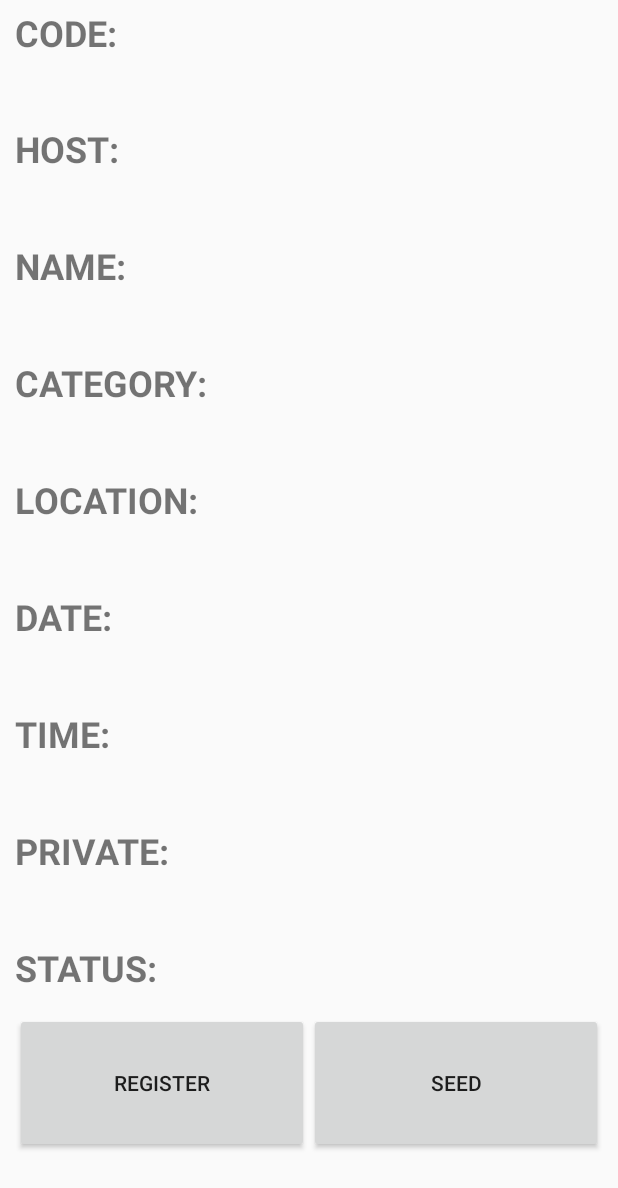
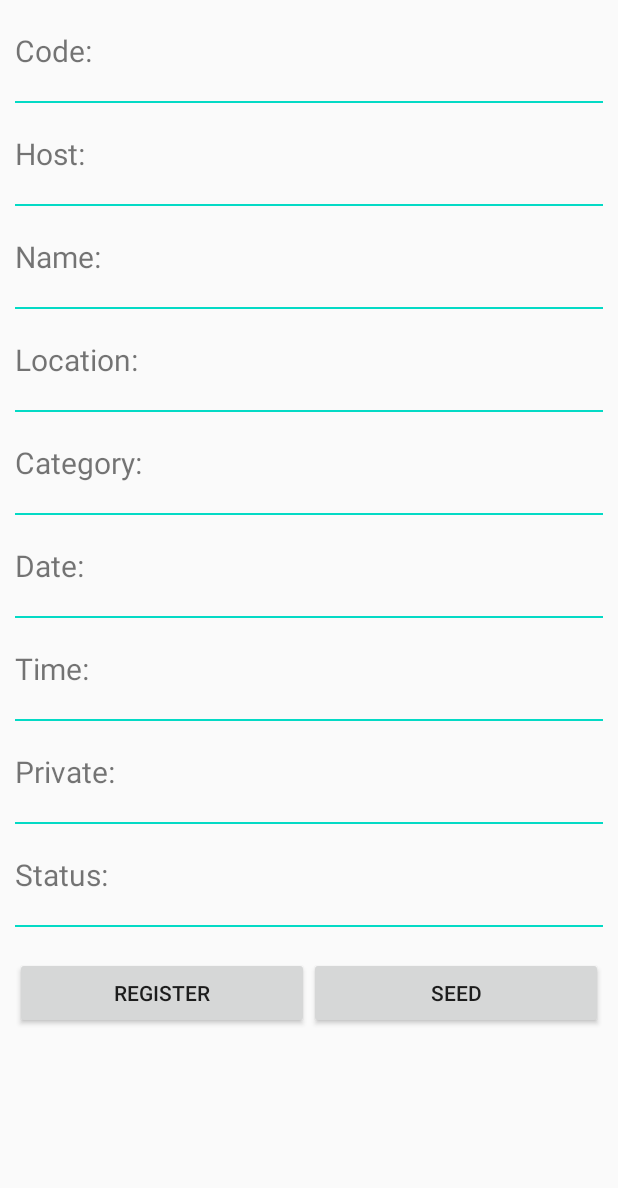
Before and after one commit to slowpokesheep/tournamentmanager, an Android app: the layout fragment_tournament_info.xml on its own in the app's theme, with its tools: preview values and no code run, on a phone screen of 412 x 824 dp. Shown: the top 1188 px of the screen. Run offline under Robolectric (Android 15) with nearby library versions, the phone set to English and light mode, and no system bars.

Commit message:
tournament info xml look fix

```diff
--- a/app/src/main/res/layout/fragment_tournament_info.xml
+++ b/app/src/main/res/layout/fragment_tournament_info.xml
@@ -1,118 +1,263 @@
 <?xml version="1.0" encoding="utf-8"?>
-<LinearLayout xmlns:android="http://schemas.android.com/apk/res/android"
-    xmlns:tools="http://schemas.android.com/tools"
+<ScrollView xmlns:android="http://schemas.android.com/apk/res/android"
     android:layout_width="match_parent"
     android:layout_height="match_parent"
-    android:orientation="horizontal"
-    android:paddingStart="10dp"
-    android:paddingTop="5dp"
-    android:paddingEnd="10dp"
-    android:paddingBottom="55dp">
+    android:fillViewport="true"
+    android:layout_weight="1">
+
+    <TableLayout
+        android:layout_width="match_parent"
+        android:layout_height="match_parent"
+        android:stretchColumns="1">
 
     <LinearLayout
-        android:layout_width="match_parent"
-        android:layout_height="match_parent"
-        android:layout_weight="1"
-        android:orientation="vertical">
+        android:layout_width="fill_parent"
+        android:layout_height="wrap_content"
+        android:layout_marginHorizontal="10dp"
+        android:layout_marginVertical="20dp">
 
         <TextView
-            android:id="@+id/textView6"
+            android:layout_width="wrap_content"
+            android:layout_height="match_parent"
+            android:text="@string/tournament_register_code"
+            android:textSize="20sp" />
+
+        <TextView
+            android:id="@+id/code_label"
             android:layout_width="match_parent"
             android:layout_height="wrap_content"
-            android:layout_weight="1"
-            android:text="@string/tournament_register_code"
-            android:textAlignment="textStart"
-            android:textAllCaps="true"
-            android:textSize="24sp"
-            android:textStyle="bold" />
+            android:gravity="right"
+            android:textSize="20sp"
+            android:textStyle="bold"/>
+    </LinearLayout>
+
+    <View
+        android:layout_width="fill_parent"
+        android:layout_height="1dp"
+        android:background="@color/tab_indicator_text"
+        android:layout_marginHorizontal="10dp"/>
+
+    <LinearLayout
+        android:layout_width="fill_parent"
+        android:layout_height="wrap_content"
+        android:layout_marginHorizontal="10dp"
+        android:layout_marginVertical="20dp">
 
         <TextView
-            android:id="@+id/textView5"
+            android:layout_width="wrap_content"
+            android:layout_height="match_parent"
+            android:text="@string/tournament_register_host"
+            android:textSize="20sp" />
+
+        <TextView
+            android:id="@+id/host_label"
             android:layout_width="match_parent"
             android:layout_height="wrap_content"
-            android:layout_weight="1"
-            android:text="@string/tournament_register_host"
-            android:textAlignment="textStart"
-            android:textAllCaps="true"
-            android:textSize="24sp"
-            android:textStyle="bold" />
+            android:gravity="right"
+            android:textSize="20sp"
+            android:textStyle="bold"/>
+    </LinearLayout>
+
+    <View
+        android:layout_width="fill_parent"
+        android:layout_height="1dp"
+        android:background="@color/tab_indicator_text"
+        android:layout_marginHorizontal="10dp"/>
+
+    <LinearLayout
+        android:layout_width="fill_parent"
+        android:layout_height="wrap_content"
+        android:layout_marginHorizontal="10dp"
+        android:layout_marginVertical="20dp">
 
         <TextView
-            android:id="@+id/textView9"
+            android:layout_width="wrap_content"
+            android:layout_height="match_parent"
+            android:text="@string/tournament_register_name"
+            android:textSize="20sp" />
+
+        <TextView
+            android:id="@+id/name_label"
             android:layout_width="match_parent"
             android:layout_height="wrap_content"
-            android:layout_weight="1"
-            android:text="@string/tournament_register_name"
-            android:textAlignment="textStart"
-            android:textAllCaps="true"
-            android:textSize="24sp"
-            android:textStyle="bold" />
+            android:gravity="right"
+            android:textSize="20sp"
+            android:textStyle="bold"/>
+    </LinearLayout>
+
+    <View
+        android:layout_width="fill_parent"
+        android:layout_height="1dp"
+        android:background="@color/tab_indicator_text"
+        android:layout_marginHorizontal="10dp"/>
+
+    <LinearLayout
+        android:layout_width="fill_parent"
+        android:layout_height="wrap_content"
+        android:layout_marginHorizontal="10dp"
+        android:layout_marginVertical="20dp">
 
         <TextView
-            android:id="@+id/textView10"
+            android:layout_width="wrap_content"
+            android:layout_height="match_parent"
+            android:text="@string/tournament_register_location"
+            android:textSize="20sp" />
+
+        <TextView
+            android:id="@+id/location_label"
             android:layout_width="match_parent"
             android:layout_height="wrap_content"
-            android:layout_weight="1"
-            android:text="@string/tournament_register_category"
-            android:textAlignment="textStart"
-            android:textAllCaps="true"
-            android:textSize="24sp"
-            android:textStyle="bold" />
+            android:gravity="right"
+            android:textSize="20sp"
+            android:textStyle="bold"/>
+    </LinearLayout>
+
+    <View
+        android:layout_width="fill_parent"
+        android:layout_height="1dp"
+        android:background="@color/tab_indicator_text"
+        android:layout_marginHorizontal="10dp"/>
+
+    <LinearLayout
+        android:layout_width="fill_parent"
+        android:layout_height="wrap_content"
+        android:layout_marginHorizontal="10dp"
+        android:layout_marginVertical="20dp">
 
         <TextView
-            android:id="@+id/textView7"
+            android:layout_width="wrap_content"
+            android:layout_height="match_parent"
+            android:text="@string/tournament_register_category"
+            android:textSize="20sp" />
+
+        <TextView
+            android:id="@+id/category_label"
             android:layout_width="match_parent"
             android:layout_height="wrap_content"
-            android:layout_weight="1"
-            android:text="@string/tournament_register_location"
-            android:textAlignment="textStart"
-            android:textAllCaps="true"
-            android:textSize="24sp"
-            android:textStyle="bold" />
+            android:gravity="right"
+            android:textSize="20sp"
+            android:textStyle="bold"/>
+    </LinearLayout>
+
+    <View
+        android:layout_width="fill_parent"
+        android:layout_height="1dp"
+        android:background="@color/tab_indicator_text"
+        android:layout_marginHorizontal="10dp"/>
+
+    <LinearLayout
+        android:layout_width="fill_parent"
+        android:layout_height="wrap_content"
+        android:layout_marginHorizontal="10dp"
+        android:layout_marginVertical="20dp">
 
         <TextView
-            android:id="@+id/textView8"
+            android:layout_width="wrap_content"
+            android:layout_height="match_parent"
+            android:text="@string/tournament_register_date"
+            android:textSize="20sp" />
+
+        <TextView
+            android:id="@+id/date_label"
             android:layout_width="match_parent"
             android:layout_height="wrap_content"
-            android:layout_weight="1"
-            android:text="@string/tournament_register_date"
-            android:textAlignment="textStart"
-            android:textAllCaps="true"
-            android:textSize="24sp"
-            android:textStyle="bold" />
+            android:gravity="right"
+            android:textSize="20sp"
+            android:textStyle="bold"/>
+    </LinearLayout>
+
+    <View
+        android:layout_width="fill_parent"
+        android:layout_height="1dp"
+        android:background="@color/tab_indicator_text"
+        android:layout_marginHorizontal="10dp"/>
+
+    <LinearLayout
+        android:layout_width="fill_parent"
+        android:layout_height="wrap_content"
+        android:layout_marginHorizontal="10dp"
+        android:layout_marginVertical="20dp">
 
         <TextView
-            android:id="@+id/textView11"
+            android:layout_width="wrap_content"
+            android:layout_height="match_parent"
+            android:text="@string/tournament_register_time"
+            android:textSize="20sp" />
+
+        <TextView
+            android:id="@+id/tima_label"
             android:layout_width="match_parent"
             android:layout_height="wrap_content"
-            android:layout_weight="1"
-            android:text="@string/tournament_register_time"
-            android:textAlignment="textStart"
-            android:textAllCaps="true"
-            android:textSize="24sp"
-            android:textStyle="bold" />
+            android:gravity="right"
+            android:textSize="20sp"
+            android:textStyle="bold"/>
+    </LinearLayout>
+
+    <View
+        android:layout_width="fill_parent"
+        android:layout_height="1dp"
+        android:background="@color/tab_indicator_text"
+        android:layout_marginHorizontal="10dp"/>
+
+    <LinearLayout
+        android:layout_width="fill_parent"
+        android:layout_height="wrap_content"
+        android:layout_marginHorizontal="10dp"
+        android:layout_marginVertical="20dp">
 
         <TextView
-            android:id="@+id/textView12"
+            android:layout_width="wrap_content"
+            android:layout_height="match_parent"
+            android:text="@string/tournament_register_private"
+            android:textSize="20sp" />
+
+        <TextView
+            android:id="@+id/private_label"
             android:layout_width="match_parent"
             android:layout_height="wrap_content"
-            android:layout_weight="1"
-            android:text="@string/tournament_register_private"
-            android:textAlignment="textStart"
-            android:textAllCaps="true"
-            android:textSize="24sp"
-            android:textStyle="bold" />
+            android:gravity="right"
+            android:textSize="20sp"
+            android:textStyle="bold"/>
+    </LinearLayout>
+
+    <View
+        android:layout_width="fill_parent"
+        android:layout_height="1dp"
+        android:background="@color/tab_indicator_text"
+        android:layout_marginHorizontal="10dp"/>
+
+    <LinearLayout
+        android:layout_width="fill_parent"
+        android:layout_height="wrap_content"
+        android:layout_marginHorizontal="10dp"
+        android:layout_marginVertical="20dp">
 
         <TextView
-            android:id="@+id/textView"
+            android:layout_width="wrap_content"
+            android:layout_height="match_parent"
+            android:text="@string/tournament_register_status"
+            android:textSize="20sp" />
+
+        <TextView
+            android:id="@+id/status_label"
             android:layout_width="match_parent"
-            android:layout_height="1dp"
-            android:layout_weight="1"
-            android:text="@string/tournament_register_status"
-            android:textAlignment="textStart"
-            android:textAllCaps="true"
-            android:textSize="24sp"
-            android:textStyle="bold" />
+            android:layout_height="wrap_content"
+            android:gravity="right"
+            android:textSize="20sp"
+            android:textStyle="bold"/>
+    </LinearLayout>
+
+    <View
+        android:layout_width="fill_parent"
+        android:layout_height="1dp"
+        android:background="@color/tab_indicator_text"
+        android:layout_marginHorizontal="10dp"/>
+
+        <LinearLayout
+            android:layout_width="fill_parent"
+            android:layout_height="wrap_content"
+            android:layout_marginHorizontal="10dp"
+            android:layout_marginVertical="20dp">
 
         <Button
             android:id="@+id/register_button"
@@ -121,102 +266,22 @@
             android:layout_weight="1"
             android:text="@string/tournament_register_register" />
 
-    </LinearLayout>
-
-    <LinearLayout
-        android:layout_width="match_parent"
-        android:layout_height="match_parent"
-        android:layout_weight="1"
-        android:orientation="vertical">
-
-        <TextView
-            android:id="@+id/code_label"
-            android:layout_width="match_parent"
-            android:layout_height="wrap_content"
-            android:layout_weight="1"
-            android:textAlignment="textEnd"
-            android:textIsSelectable="true"
-            android:textSize="24sp" />
-
-        <TextView
-            android:id="@+id/host_label"
-            android:layout_width="match_parent"
-            android:layout_height="wrap_content"
-            android:layout_weight="1"
-            android:textAlignment="textEnd"
-            android:textIsSelectable="true"
-            android:textSize="24sp" />
-
-        <TextView
-            android:id="@+id/name_label"
-            android:layout_width="match_parent"
-            android:layout_height="wrap_content"
-            android:layout_weight="1"
-            android:textAlignment="textEnd"
-            android:textIsSelectable="true"
-            android:textSize="24sp" />
-
-        <TextView
-            android:id="@+id/category_label"
-            android:layout_width="match_parent"
-            android:layout_height="wrap_content"
-            android:layout_weight="1"
-            android:textAlignment="textEnd"
-            android:textIsSelectable="true"
-            android:textSize="24sp" />
-
-        <TextView
-            android:id="@+id/location_label"
-            android:layout_width="match_parent"
-            android:layout_height="wrap_content"
-            android:layout_weight="1"
-            android:textAlignment="textEnd"
-            android:textIsSelectable="true"
-            android:textSize="24sp" />
-
-        <TextView
-            android:id="@+id/date_label"
-            android:layout_width="match_parent"
-            android:layout_height="wrap_content"
-            android:layout_weight="1"
-            android:textAlignment="textEnd"
-            android:textIsSelectable="true"
-            android:textSize="24sp" />
-
-        <TextView
-            android:id="@+id/tima_label"
-            android:layout_width="match_parent"
-            android:layout_height="wrap_content"
-            android:layout_weight="1"
-            android:textAlignment="textEnd"
-            android:textIsSelectable="true"
-            android:textSize="24sp" />
-
-        <TextView
-            android:id="@+id/private_label"
-            android:layout_width="match_parent"
-            android:layout_height="wrap_content"
-            android:layout_weight="1"
-            android:textAlignment="textEnd"
-            android:textIsSelectable="true"
-            android:textSize="24sp" />
-
-        <TextView
-            android:id="@+id/status_label"
-            android:layout_width="match_parent"
-            android:layout_height="1dp"
-            android:layout_weight="1"
-            android:textAlignment="textEnd"
-            android:textIsSelectable="true"
-            android:textSize="24sp" />
-
         <Button
             android:id="@+id/seed_button"
             android:layout_width="match_parent"
             android:layout_height="wrap_content"
             android:layout_weight="1"
             android:text="@string/tournament_register_seed" />
+        </LinearLayout>
 
-    </LinearLayout>
+        <!-- Fix to push the buttons up-->
+        <LinearLayout
+            android:layout_width="fill_parent"
+            android:layout_height="wrap_content"
+            android:layout_marginHorizontal="10dp"
+            android:layout_marginVertical="20dp">
+        </LinearLayout>
 
-</LinearLayout>
+    </TableLayout>
+
+</ScrollView>
```
